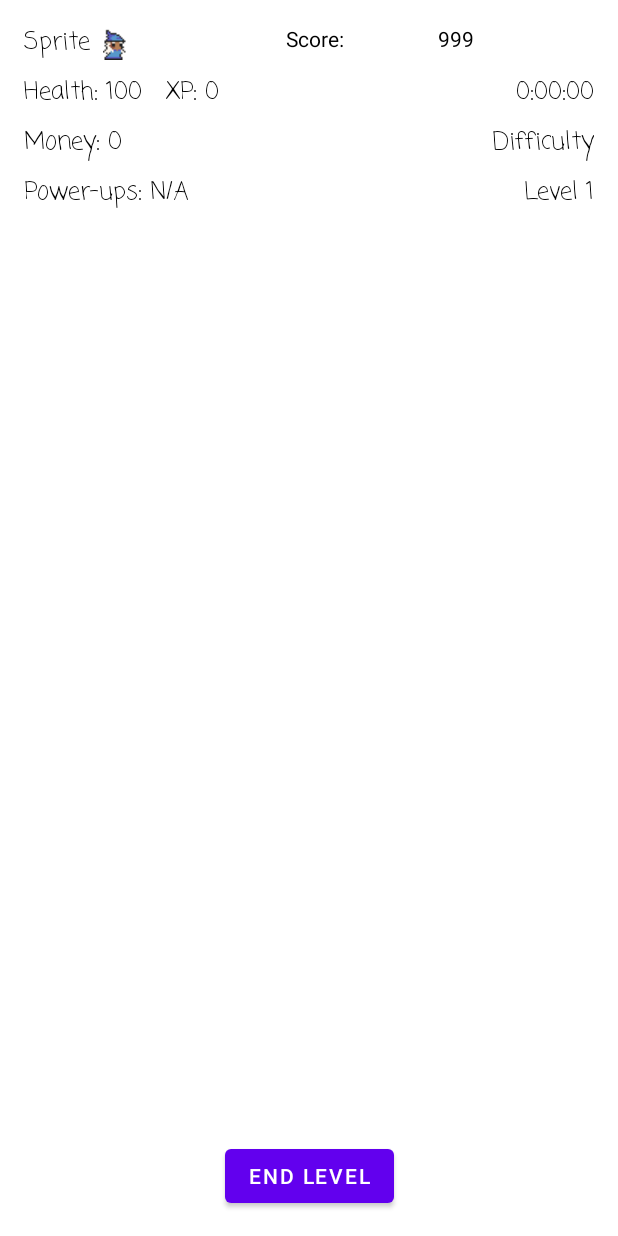
After one commit to karpagam-karthik/2d_dungeon_crawler, an Android app: the layout dungeon_screen.xml on its own in the app's theme, with its tools: preview values and no code run, on a phone screen of 412 x 824 dp. The commit adds this screen. Run offline under Robolectric (Android 15) with nearby library versions, the phone set to English and light mode, and no system bars.

Commit message:
Basic conversion of DungeonActivity class to MVVM

```diff
--- a/app/src/main/java/com/example/cs2340c_team8/GameOptionsActivity.java
+++ b/app/src/main/java/com/example/cs2340c_team8/GameOptionsActivity.java
@@ -20,7 +20,7 @@ public class GameOptionsActivity extends AppCompatActivity {
     @Override
     protected void onCreate(Bundle savedInstanceState) {
         super.onCreate(savedInstanceState);
-        setContentView(R.layout.activity_start_game);
+        setContentView(R.layout.game_options_screen);
 
         usernameInput = findViewById(R.id.usernameInput);
         rgDifficulty = findViewById(R.id.radioGroupDifficulty);
--- a/app/src/main/java/com/example/cs2340c_team8/GameStartActivity.java
+++ b/app/src/main/java/com/example/cs2340c_team8/GameStartActivity.java
@@ -15,7 +15,7 @@ public class GameStartActivity extends AppCompatActivity {
     @Override
     protected void onCreate(Bundle savedInstanceState) {
         super.onCreate(savedInstanceState);
-        setContentView(R.layout.start_screen);
+        setContentView(R.layout.game_start_screen);
 
         Button playButton = findViewById(R.id.playButton);
         playButton.setOnClickListener(v -> {
--- a/app/src/main/java/com/example/cs2340c_team8/views/GameOverActivity.java
+++ b/app/src/main/java/com/example/cs2340c_team8/views/GameOverActivity.java
@@ -14,7 +14,7 @@ public class GameOverActivity extends AppCompatActivity {
     protected void onCreate(Bundle savedInstanceState) {
         super.onCreate(savedInstanceState);
 
-        setContentView(R.layout.game_over_layout);
+        setContentView(R.layout.game_over_screen);
 
         exitGameButton = findViewById(R.id.exitEndButton);
         exitGameButton.setOnClickListener(v -> {
--- /dev/null
+++ b/app/src/main/res/layout/dungeon_screen.xml
@@ -0,0 +1,177 @@
+<?xml version="1.0" encoding="utf-8"?>
+<layout xmlns:android="http://schemas.android.com/apk/res/android"
+    xmlns:app="http://schemas.android.com/apk/res-auto"
+    xmlns:tools="http://schemas.android.com/tools">
+
+    <data>
+        <variable
+            name="viewmodel"
+            type="com.example.cs2340c_team8.viewmodels.DungeonViewModel" />
+    </data>
+
+    <androidx.constraintlayout.widget.ConstraintLayout
+        android:id="@+id/dungeonLayout"
+        android:layout_width="match_parent"
+        android:layout_height="match_parent">
+
+        <TextView
+            android:id="@+id/numericalScore"
+            android:layout_width="wrap_content"
+            android:layout_height="wrap_content"
+            android:layout_marginTop="16dp"
+            android:layout_marginEnd="80dp"
+            android:text="999"
+            android:textColor="@color/black"
+            app:layout_constraintEnd_toStartOf="@+id/username_display"
+            app:layout_constraintTop_toTopOf="parent" />
+
+        <TextView
+            android:id="@+id/Score"
+            android:layout_width="wrap_content"
+            android:layout_height="wrap_content"
+            android:layout_marginStart="96dp"
+            android:layout_marginTop="16dp"
+            android:text="Score: "
+            android:textColor="@color/black"
+            app:layout_constraintStart_toEndOf="@+id/health_count"
+            app:layout_constraintTop_toTopOf="parent" />
+
+        <TextView
+            android:id="@+id/username_display"
+            android:layout_width="wrap_content"
+            android:layout_height="25dp"
+            android:layout_marginTop="16dp"
+            android:layout_marginEnd="16dp"
+            android:fontFamily="casual"
+            android:text="@{viewmodel.username}"
+            android:textColor="@color/black"
+            android:textSize="16sp"
+            app:layout_constraintEnd_toEndOf="parent"
+            app:layout_constraintTop_toTopOf="parent" />
+
+        <TextView
+            android:id="@+id/difficulty_indicator"
+            android:layout_width="wrap_content"
+            android:layout_height="25dp"
+            android:layout_marginTop="8dp"
+            android:layout_marginEnd="16dp"
+            android:fontFamily="casual"
+            android:text="Difficulty"
+            android:textColor="@color/black"
+            android:textSize="16sp"
+            app:layout_constraintEnd_toEndOf="parent"
+            app:layout_constraintTop_toBottomOf="@+id/time_elapsed" />
+
+        <TextView
+            android:id="@+id/level_indicator"
+            android:layout_width="wrap_content"
+            android:layout_height="25dp"
+            android:layout_marginTop="8dp"
+            android:layout_marginEnd="16dp"
+            android:fontFamily="casual"
+            android:text="Level 1"
+            android:textColor="@color/black"
+            android:textSize="16sp"
+            app:layout_constraintEnd_toEndOf="parent"
+            app:layout_constraintTop_toBottomOf="@+id/difficulty_indicator" />
+
+        <TextView
+            android:id="@+id/xp_count"
+            android:layout_width="wrap_content"
+            android:layout_height="wrap_content"
+            android:layout_marginStart="16dp"
+            android:layout_marginTop="49dp"
+            android:fontFamily="casual"
+            android:text="XP: 0"
+            android:textColor="@color/black"
+            android:textSize="16sp"
+            app:layout_constraintStart_toEndOf="@+id/health_count"
+            app:layout_constraintTop_toTopOf="parent" />
+
+        <TextView
+            android:id="@+id/money_count"
+            android:layout_width="wrap_content"
+            android:layout_height="25dp"
+            android:layout_marginStart="16dp"
+            android:layout_marginTop="8dp"
+            android:fontFamily="casual"
+            android:text="Money: 0"
+            android:textColor="@color/black"
+            android:textSize="16sp"
+            app:layout_constraintStart_toStartOf="parent"
+            app:layout_constraintTop_toBottomOf="@+id/health_count" />
+
+        <TextView
+            android:id="@+id/collectibles_and_power_ups"
+            android:layout_width="wrap_content"
+            android:layout_height="25dp"
+            android:layout_marginStart="16dp"
+            android:layout_marginTop="8dp"
+            android:fontFamily="casual"
+            android:text="Power-ups: N/A"
+            android:textColor="@color/black"
+            android:textSize="16sp"
+            app:layout_constraintStart_toStartOf="parent"
+            app:layout_constraintTop_toBottomOf="@+id/money_count" />
+
+        <TextView
+            android:id="@+id/health_count"
+            android:layout_width="wrap_content"
+            android:layout_height="25dp"
+            android:layout_marginStart="16dp"
+            android:layout_marginTop="8dp"
+            android:fontFamily="casual"
+            android:text="Health: 100"
+            android:textColor="@color/black"
+            android:textSize="16sp"
+            app:layout_constraintStart_toStartOf="parent"
+            app:layout_constraintTop_toBottomOf="@+id/spriteTextView" />
+
+        <TextView
+            android:id="@+id/time_elapsed"
+            android:layout_width="wrap_content"
+            android:layout_height="25dp"
+            android:layout_marginTop="8dp"
+            android:layout_marginEnd="16dp"
+            android:fontFamily="casual"
+            android:text="0:00:00"
+            android:textColor="@color/black"
+            android:textSize="16sp"
+            app:layout_constraintEnd_toEndOf="parent"
+            app:layout_constraintTop_toBottomOf="@+id/username_display" />
+
+        <Button
+            android:id="@+id/end_level_button"
+            android:layout_width="wrap_content"
+            android:layout_height="wrap_content"
+            android:layout_marginBottom="16dp"
+            android:text="End Level"
+            app:layout_constraintBottom_toBottomOf="parent"
+            app:layout_constraintEnd_toEndOf="parent"
+            app:layout_constraintStart_toStartOf="parent" />
+
+        <TextView
+            android:id="@+id/spriteTextView"
+            android:layout_width="wrap_content"
+            android:layout_height="25dp"
+            android:layout_marginStart="16dp"
+            android:layout_marginTop="16dp"
+            android:fontFamily="casual"
+            android:text="Sprite"
+            android:textColor="@color/black"
+            android:textSize="16sp"
+            app:layout_constraintStart_toStartOf="parent"
+            app:layout_constraintTop_toTopOf="parent" />
+
+        <ImageView
+            android:id="@+id/spriteImageView"
+            android:layout_width="wrap_content"
+            android:layout_height="wrap_content"
+            android:layout_marginStart="8dp"
+            android:layout_marginTop="12dp"
+            app:layout_constraintStart_toEndOf="@+id/spriteTextView"
+            app:layout_constraintTop_toTopOf="parent"
+            app:srcCompat="@drawable/wizard_sprite" />
+
+    </androidx.constraintlayout.widget.ConstraintLayout>
+</layout>
```
Also changed, not shown: app/src/main/java/com/example/cs2340c_team8/DungeonActivity.java (+17 -16 lines), app/src/main/java/com/example/cs2340c_team8/viewmodels/DungeonViewModel.java (added, +30 -0 lines), app/src/main/res/layout/dungeon.xml (deleted, +0 -168 lines), app/src/main/res/layout/game_options_screen.xml (renamed from app/src/main/res/layout/activity_start_game.xml), app/src/main/res/layout/game_over_screen.xml (renamed from app/src/main/res/layout/game_over_layout.xml), app/src/main/res/layout/game_start_screen.xml (renamed from app/src/main/res/layout/start_screen.xml).
